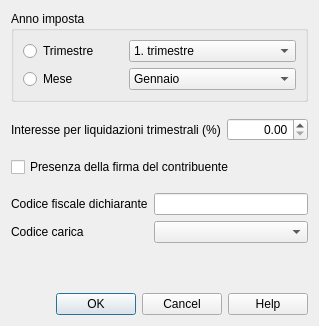
Old version of the form Iva/2017/ch.banana.script.italianvatreport.2017.dialog.ui in the repository BananaAccounting/Italia.
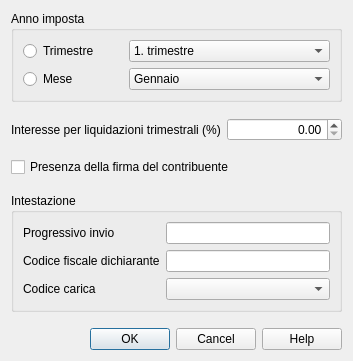
New version of the form.

Commit message: Aggiunto parametro progressivo invio

Patch:
```diff
--- a/Iva/2017/ch.banana.script.italianvatreport.2017.dialog.ui
+++ b/Iva/2017/ch.banana.script.italianvatreport.2017.dialog.ui
@@ -6,14 +6,14 @@
    <rect>
     <x>0</x>
     <y>0</y>
-    <width>319</width>
-    <height>326</height>
+    <width>353</width>
+    <height>361</height>
    </rect>
   </property>
   <property name="windowTitle">
    <string notr="true">Comunicazione IVA</string>
   </property>
-  <layout class="QVBoxLayout" name="verticalLayout_2">
+  <layout class="QVBoxLayout" name="verticalLayout_3">
    <item>
     <widget class="QGroupBox" name="periodoGroupBox">
      <property name="title">
@@ -242,8 +242,70 @@
     </spacer>
    </item>
    <item>
+    <widget class="QGroupBox" name="intestazioneGroupBox">
+     <property name="title">
+      <string>Intestazione</string>
+     </property>
+     <layout class="QVBoxLayout" name="verticalLayout_2">
+      <item>
     <layout class="QGridLayout" name="gridLayout">
      <item row="0" column="0">
+         <widget class="QLabel" name="progressivoInvioLabel">
+          <property name="text">
+           <string notr="true">Progressivo invio</string>
+          </property>
+          <property name="buddy">
+           <cstring>progressivoInvioLineEdit</cstring>
+          </property>
+         </widget>
+        </item>
+        <item row="0" column="1">
+         <widget class="QLineEdit" name="progressivoInvioLineEdit">
+          <property name="sizePolicy">
+           <sizepolicy hsizetype="Expanding" vsizetype="Preferred">
+            <horstretch>0</horstretch>
+            <verstretch>0</verstretch>
+           </sizepolicy>
+          </property>
+          <property name="mouseTracking">
+           <bool>false</bool>
+          </property>
+          <property name="focusPolicy">
+           <enum>Qt::StrongFocus</enum>
+          </property>
+          <property name="acceptDrops">
+           <bool>false</bool>
+          </property>
+          <property name="toolTip">
+           <string notr="true"/>
+          </property>
+          <property name="inputMethodHints">
+           <set>Qt::ImhNone</set>
+          </property>
+          <property name="inputMask">
+           <string notr="true"/>
+          </property>
+          <property name="text">
+           <string notr="true"/>
+          </property>
+          <property name="frame">
+           <bool>true</bool>
+          </property>
+          <property name="echoMode">
+           <enum>QLineEdit::Normal</enum>
+          </property>
+          <property name="cursorPosition">
+           <number>0</number>
+          </property>
+          <property name="placeholderText">
+           <string notr="true"/>
+          </property>
+          <property name="cursorMoveStyle">
+           <enum>Qt::LogicalMoveStyle</enum>
+          </property>
+         </widget>
+        </item>
+        <item row="1" column="0">
       <widget class="QLabel" name="cfDichiaranteLabel">
        <property name="text">
         <string notr="true">Codice fiscale dichiarante</string>
@@ -253,7 +315,7 @@
        </property>
       </widget>
      </item>
-     <item row="0" column="1">
+        <item row="1" column="1">
       <widget class="QLineEdit" name="cfDichiaranteLineEdit">
        <property name="sizePolicy">
         <sizepolicy hsizetype="Expanding" vsizetype="Preferred">
@@ -299,14 +361,14 @@
        </property>
       </widget>
      </item>
-     <item row="1" column="0">
+        <item row="2" column="0">
       <widget class="QLabel" name="codiceCaricaLabel">
        <property name="text">
         <string notr="true">Codice carica</string>
        </property>
       </widget>
      </item>
-     <item row="1" column="1">
+        <item row="2" column="1">
       <widget class="QComboBox" name="codiceCaricaComboBox">
        <property name="sizePolicy">
         <sizepolicy hsizetype="Expanding" vsizetype="Fixed">
@@ -404,6 +466,9 @@
      </item>
     </layout>
    </item>
+     </layout>
+    </widget>
+   </item>
    <item>
     <spacer name="verticalSpacer">
      <property name="orientation">
```
Left out of the diff: 7 changed lines with no effect on the pictures. Lines whose indentation alone changed are shown as unchanged. The commit also changes 3 other files.
